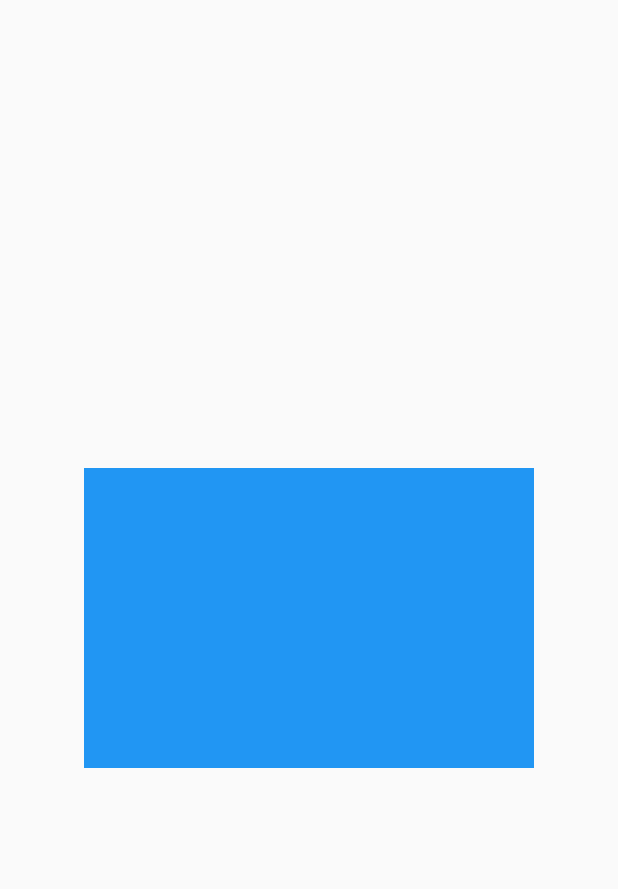
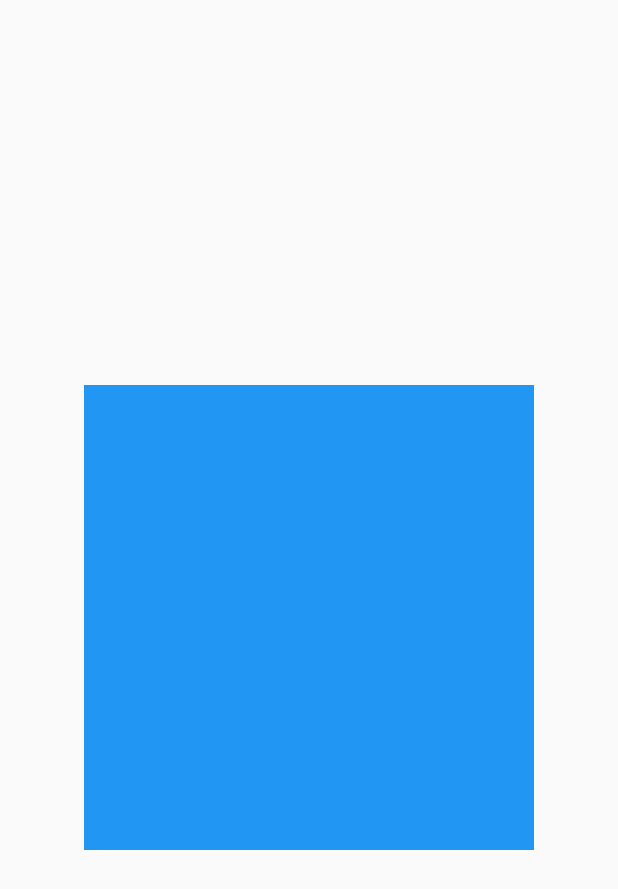
Before and after one commit to churichard/whats-cookin, an Android app: the layout list_card_item.xml on its own in the app's theme, with its tools: preview values and no code run, on a phone screen of 412 x 824 dp. Shown: the top 889 px of the screen. Run offline under Robolectric (Android 15) with nearby library versions, the phone set to English and light mode, and no system bars.

Commit message:
Add images

```diff
--- a/app/src/main/res/layout/list_card_item.xml
+++ b/app/src/main/res/layout/list_card_item.xml
@@ -1,25 +1,28 @@
 <?xml version="1.0" encoding="utf-8"?>
 <RelativeLayout xmlns:android="http://schemas.android.com/apk/res/android"
     android:layout_width="300dp"
-    android:layout_height="200dp"
-    android:layout_gravity="center">
+    android:layout_height="310dp"
+    android:layout_gravity="center"
+    android:background="#2196F3">
+
+    <ImageView
+        android:id="@+id/recipe_img"
+        android:layout_width="match_parent"
+        android:layout_height="250dp"
+        android:contentDescription="@null" />
 
     <TextView
         android:id="@+id/recipe_title"
-        android:layout_width="match_parent"
-        android:layout_height="match_parent"
+        android:layout_width="wrap_content"
+        android:layout_height="wrap_content"
+        android:layout_alignParentBottom="true"
+        android:layout_below="@id/recipe_img"
         android:layout_centerHorizontal="true"
-        android:background="#2196F3"
+        android:layout_marginLeft="@dimen/activity_horizontal_margin"
+        android:layout_marginRight="@dimen/activity_horizontal_margin"
+        android:maxLines="2"
         android:textAppearance="?android:attr/textAppearanceLarge"
         android:textColor="@android:color/white" />
-
-    <ImageView
-        android:id="@+id/recipe_img"
-        android:layout_width="wrap_content"
-        android:layout_height="wrap_content"
-        android:layout_below="@id/recipe_title"
-        android:layout_marginTop="20dp"
-        android:contentDescription="@null" />
 
     <View
         android:id="@+id/item_swipe_left_indicator"
--- a/app/src/main/res/values/strings.xml
+++ b/app/src/main/res/values/strings.xml
@@ -1,4 +1,4 @@
 <resources>
-    <string name="app_name">What\'s Cookin</string>
+    <string name="app_name">What\'s Cookin\'</string>
     <string name="action_settings">Settings</string>
 </resources>
```
Also changed, not shown: app/src/main/java/angelhack2015brooklyn/whatscookin/activity/RecipeActivity.java (+10 -58 lines), app/src/main/java/angelhack2015brooklyn/whatscookin/adapter/CardAdapter.java (added, +55 -0 lines).
